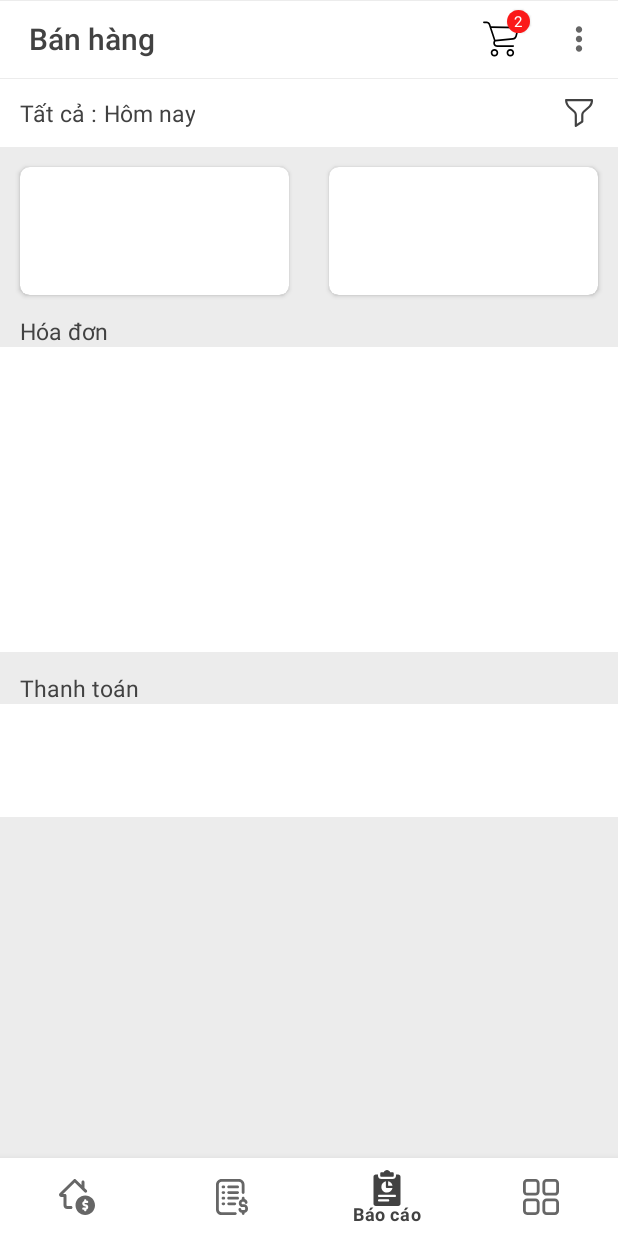
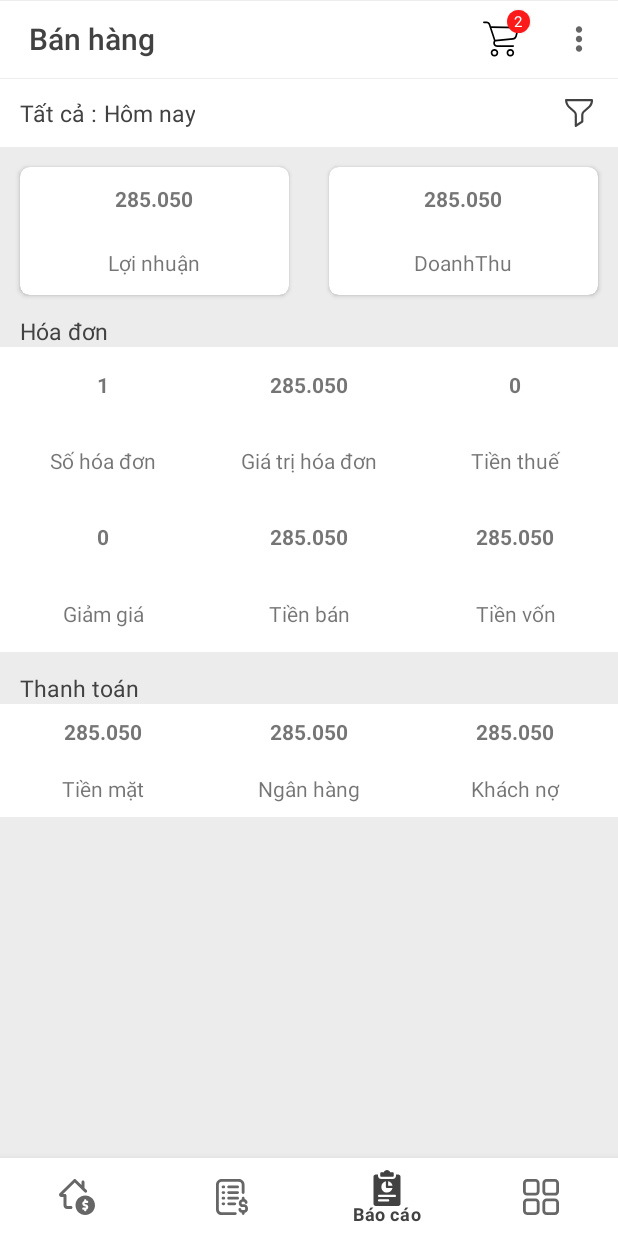
Before and after one commit to tuananhbn101/Canifa_Shopping, an Android app: the screen it shows after launch (MainActivity), item 3 of the bottom bar chosen, on a phone screen of 412 x 824 dp. Run offline under Robolectric (Android 15) with nearby library versions, the phone set to English and light mode, and no system bars; our stand-ins replace Picasso, data binding, sdp/ssp sizes.

Commit message:
ok chưa

```diff
--- a/app/src/main/res/layout/fragment_report.xml
+++ b/app/src/main/res/layout/fragment_report.xml
@@ -27,6 +27,7 @@
                 <TextView
                     style="@style/text15"
                     android:layout_width="wrap_content"
+                    android:id="@+id/tvFilterOption"
                     android:layout_height="match_parent"
                     android:layout_marginLeft="@dimen/_10sdp"
                     android:gravity="center"
@@ -34,7 +35,7 @@
                     app:tint="@color/black" />
 
                 <TextView
-                    android:id="@+id/edtSearch"
+                    android:id="@+id/tvFilterDate"
                     style="@style/text15"
                     android:layout_width="wrap_content"
                     android:layout_height="match_parent"
@@ -75,11 +76,17 @@
                     <TextView
                         android:layout_width="match_parent"
                         android:layout_height="0dp"
+                        android:text="285.050"
+                        android:id="@+id/tvProfit"
+                        android:gravity="center"
+                        android:textStyle="bold"
                         android:layout_weight="1" />
 
                     <TextView
                         android:layout_width="match_parent"
                         android:layout_height="0dp"
+                        android:text="Lợi nhuận"
+                        android:gravity="center"
                         android:layout_weight="1" />
                 </LinearLayout>
             </androidx.cardview.widget.CardView>
@@ -100,11 +107,17 @@
                     <TextView
                         android:layout_width="match_parent"
                         android:layout_height="0dp"
+                        android:text="285.050"
+                        android:id="@+id/tvSales"
+                        android:gravity="center"
+                        android:textStyle="bold"
                         android:layout_weight="1" />
 
                     <TextView
                         android:layout_width="match_parent"
                         android:layout_height="0dp"
+                        android:text="DoanhThu"
+                        android:gravity="center"
                         android:layout_weight="1" />
                 </LinearLayout>
             </androidx.cardview.widget.CardView>
@@ -138,11 +151,17 @@
                     <TextView
                         android:layout_width="match_parent"
                         android:layout_height="0dp"
-                        android:layout_weight="1" />
+                        android:layout_weight="1"
+                        android:id="@+id/tvInvoiceNumber"
+                        android:gravity="center"
+                        android:text="1"
+                        android:textStyle="bold" />
 
                     <TextView
                         android:layout_width="match_parent"
                         android:layout_height="0dp"
+                        android:text="Số hóa đơn"
+                        android:gravity="center"
                         android:layout_weight="1" />
                 </LinearLayout>
 
@@ -155,11 +174,17 @@
                     <TextView
                         android:layout_width="match_parent"
                         android:layout_height="0dp"
+                        android:text="285.050"
+                        android:id="@+id/tvInvoiceValue"
+                        android:gravity="center"
+                        android:textStyle="bold"
                         android:layout_weight="1" />
 
                     <TextView
                         android:layout_width="match_parent"
                         android:layout_height="0dp"
+                        android:text="Giá trị hóa đơn"
+                        android:gravity="center"
                         android:layout_weight="1" />
                 </LinearLayout>
 
@@ -172,11 +197,17 @@
                     <TextView
                         android:layout_width="match_parent"
                         android:layout_height="0dp"
+                        android:text="0"
+                        android:id="@+id/tvTaxAmount"
+                        android:gravity="center"
+                        android:textStyle="bold"
                         android:layout_weight="1" />
 
                     <TextView
                         android:layout_width="match_parent"
                         android:layout_height="0dp"
+                        android:text="Tiền thuế"
+                        android:gravity="center"
                         android:layout_weight="1" />
                 </LinearLayout>
             </LinearLayout>
@@ -195,11 +226,17 @@
                     <TextView
                         android:layout_width="match_parent"
                         android:layout_height="0dp"
+                        android:text="0"
+                        android:id="@+id/tvDiscount"
+                        android:gravity="center"
+                        android:textStyle="bold"
                         android:layout_weight="1" />
 
                     <TextView
                         android:layout_width="match_parent"
                         android:layout_height="0dp"
+                        android:text="Giảm giá"
+                        android:gravity="center"
                         android:layout_weight="1" />
                 </LinearLayout>
 
@@ -212,11 +249,17 @@
                     <TextView
                         android:layout_width="match_parent"
                         android:layout_height="0dp"
+                        android:text="285.050"
+                        android:id="@+id/tvSellAmount"
+                        android:gravity="center"
+                        android:textStyle="bold"
                         android:layout_weight="1" />
 
                     <TextView
                         android:layout_width="match_parent"
                         android:layout_height="0dp"
+                        android:text="Tiền bán"
+                        android:gravity="center"
                         android:layout_weight="1" />
                 </LinearLayout>
 
@@ -229,11 +272,17 @@
                     <TextView
                         android:layout_width="match_parent"
                         android:layout_height="0dp"
+                        android:text="285.050"
+                        android:id="@+id/tvFundAmount"
+                        android:gravity="center"
+                        android:textStyle="bold"
                         android:layout_weight="1" />
 
                     <TextView
                         android:layout_width="match_parent"
                         android:layout_height="0dp"
+                        android:text="Tiền vốn"
+                        android:gravity="center"
                         android:layout_weight="1" />
                 </LinearLayout>
             </LinearLayout>
@@ -268,11 +317,17 @@
                     <TextView
                         android:layout_width="match_parent"
                         android:layout_height="0dp"
+                        android:text="285.050"
+                        android:id="@+id/tvBluntAmount"
+                        android:gravity="center"
+                        android:textStyle="bold"
                         android:layout_weight="1" />
 
                     <TextView
                         android:layout_width="match_parent"
                         android:layout_height="0dp"
+                        android:text="Tiền mặt"
+                        android:gravity="center"
                         android:layout_weight="1" />
                 </LinearLayout>
 
@@ -285,11 +340,17 @@
                     <TextView
                         android:layout_width="match_parent"
                         android:layout_height="0dp"
+                        android:text="285.050"
+                        android:id="@+id/tvBankAmount"
+                        android:gravity="center"
+                        android:textStyle="bold"
                         android:layout_weight="1" />
 
                     <TextView
                         android:layout_width="match_parent"
                         android:layout_height="0dp"
+                        android:text="Ngân hàng"
+                        android:gravity="center"
                         android:layout_weight="1" />
                 </LinearLayout>
 
@@ -302,11 +363,17 @@
                     <TextView
                         android:layout_width="match_parent"
                         android:layout_height="0dp"
+                        android:text="285.050"
+                        android:gravity="center"
+                        android:id="@+id/tvDebtAmount"
+                        android:textStyle="bold"
                         android:layout_weight="1" />
 
                     <TextView
                         android:layout_width="match_parent"
                         android:layout_height="0dp"
+                        android:text="Khách nợ"
+                        android:gravity="center"
                         android:layout_weight="1" />
                 </LinearLayout>
             </LinearLayout>
```
